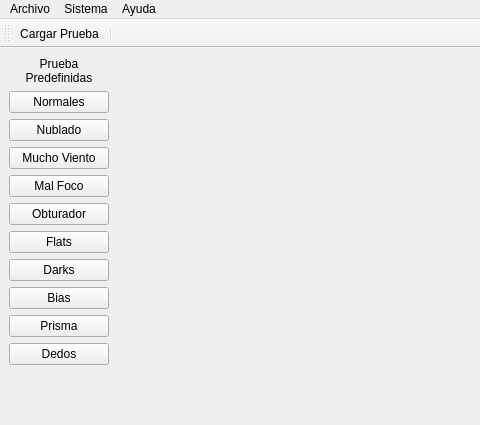
Qt form gui/simulador.ui (joselp/observe-qt) before a commit; both pictures show x 0 to 480 and y 0 to 425 of the 965 by 598 pixel window.
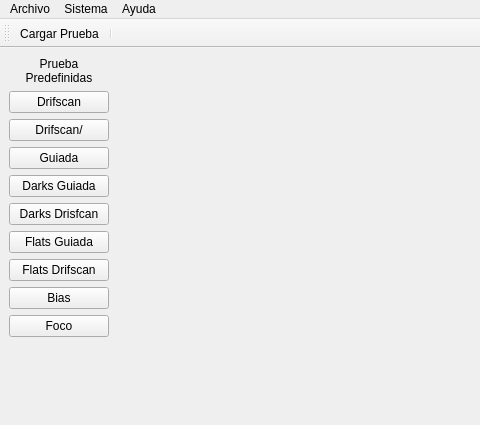
The same form after that commit. Icons and pictures are not drawn.

Patch:
```diff
--- a/gui/simulador.ui
+++ b/gui/simulador.ui
@@ -33,49 +33,49 @@
       <item>
        <widget class="QPushButton" name="pushButtonNormales">
         <property name="text">
-         <string>Normales</string>
+         <string>Drifscan</string>
         </property>
        </widget>
       </item>
       <item>
        <widget class="QPushButton" name="pushButtonNublado">
         <property name="text">
-         <string>Nublado</string>
+         <string>Drifscan/</string>
         </property>
        </widget>
       </item>
       <item>
        <widget class="QPushButton" name="pushButtonViento">
         <property name="text">
-         <string>Mucho Viento</string>
+         <string>Guiada</string>
         </property>
        </widget>
       </item>
       <item>
-       <widget class="QPushButton" name="pushButtonFoco">
+       <widget class="QPushButton" name="pushButtonDarksGuiada">
         <property name="text">
-         <string>Mal Foco</string>
+         <string>Darks Guiada</string>
         </property>
        </widget>
       </item>
       <item>
        <widget class="QPushButton" name="pushButtonObturador">
         <property name="text">
-         <string>Obturador</string>
+         <string>Darks Drisfcan</string>
         </property>
        </widget>
       </item>
       <item>
        <widget class="QPushButton" name="pushButtonFlats">
         <property name="text">
-         <string>Flats</string>
+         <string>Flats Guiada</string>
         </property>
        </widget>
       </item>
       <item>
        <widget class="QPushButton" name="pushButtonDarks">
         <property name="text">
-         <string>Darks</string>
+         <string>Flats Drifscan</string>
         </property>
        </widget>
       </item>
@@ -87,16 +87,9 @@
        </widget>
       </item>
       <item>
-       <widget class="QPushButton" name="pushButtonPrisma">
+       <widget class="QPushButton" name="pushButtonFoco">
         <property name="text">
-         <string>Prisma</string>
-        </property>
-       </widget>
-      </item>
-      <item>
-       <widget class="QPushButton" name="pushButtonDedos">
-        <property name="text">
-         <string>Dedos</string>
+         <string>Foco</string>
         </property>
        </widget>
       </item>
```
Left out of the diff: 16 changed lines with no effect on the pictures.
